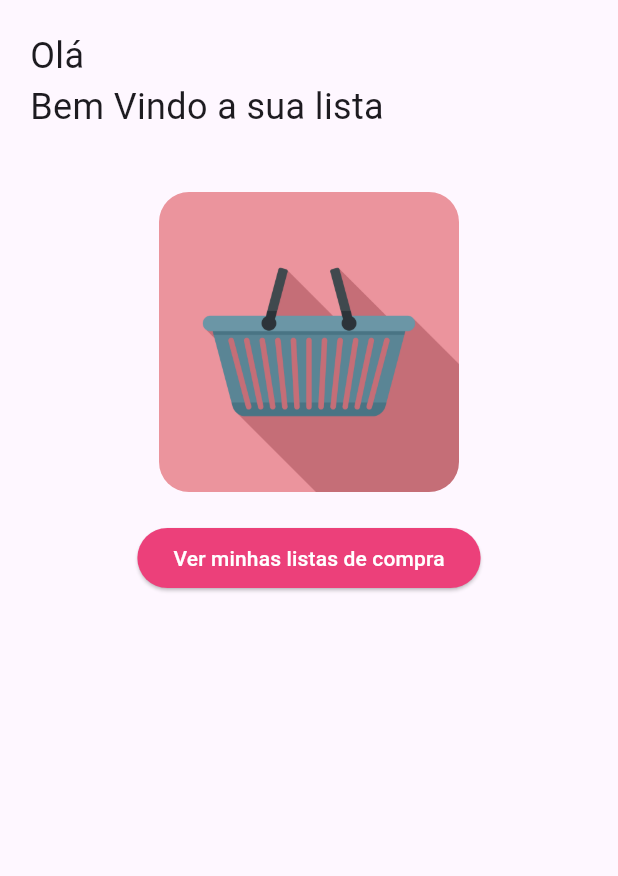
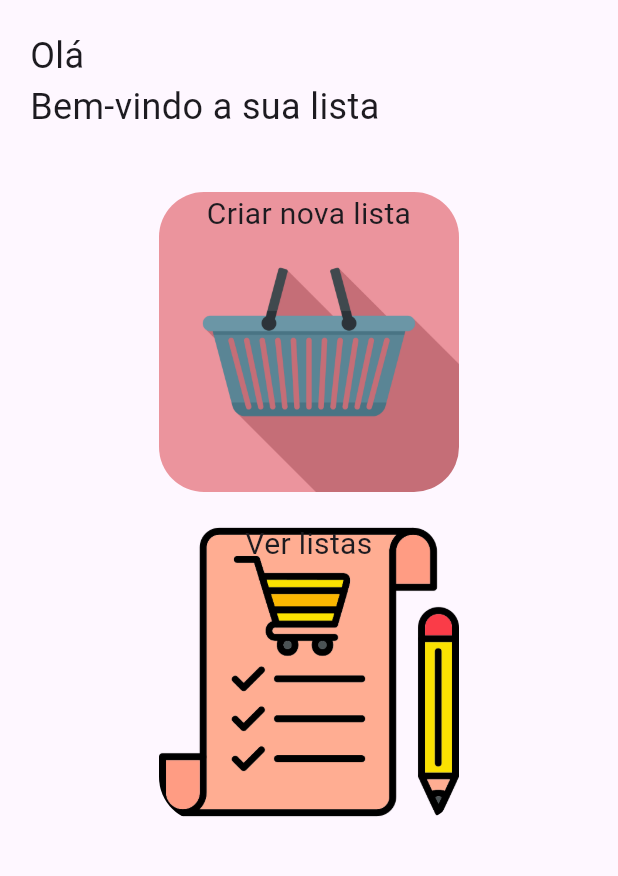
Before and after one commit to raquelpantojo/nacesta_app, a Flutter app: the TelaInicioView screen opened by its route, on a phone screen of 412 x 824 dp, the part 90-966 px from its top. Run offline on Flutter 3.47's test engine with Material 3 defaults, Android fonts, the phone set to English and light mode, and no system bars; our stand-ins replace device_preview.

Commit message:
imagem de lista de compras

```diff
--- a/lib/tela_inicio.dart
+++ b/lib/tela_inicio.dart
@@ -1,6 +1,8 @@
 // ignore_for_file: prefer_const_constructors
 
+import 'package:flutter/cupertino.dart';
 import 'package:flutter/material.dart';
+import 'package:flutter/widgets.dart';
 
 class TelaInicioView extends StatefulWidget {
   const TelaInicioView({Key? key});
@@ -45,16 +47,18 @@ class _TelaInicioViewState extends State<TelaInicioView> {
           children: [
             // Adiciona o nome:
             Text(
-              'Olá ${nome ?? ''} \nBem Vindo a sua lista',
+              'Olá ${nome ?? ''} \nBem-vindo a sua lista',
               style: TextStyle(fontSize: 24),
             ),
             SizedBox(height: 40),
             Center( // Centralizando os botões na tela
               child: Column(
                 children: [
+                  //para adicionar uma imagem, foi utilizado o InkWeel como um botão
                   InkWell(
                     onTap: () {
                       Navigator.pushNamed(context, 'tcriarNovaLista');
+
                     },
                     child: Container(
                       width: 200,
@@ -62,24 +66,39 @@ class _TelaInicioViewState extends State<TelaInicioView> {
                       decoration: BoxDecoration(
                         image: DecorationImage(
                           image: AssetImage('lib/imagens/cestaVazia.jpg'), // Caminho da imagem
-                          //fit: BoxFit.cover,
+                          fit: BoxFit.cover,
                         ),
-                        borderRadius: BorderRadius.circular(20.0),
+                        borderRadius: BorderRadius.circular(30.0),
                       ),
+                      child: const Text("Criar nova lista",style: TextStyle(fontSize: 20),
+                      selectionColor: Color.fromARGB(255, 255, 253, 253),
+                      textAlign: TextAlign.center),
 
                     ),
                   ),
-                  SizedBox(height: 20), // Espaçamento entre os botões
-                  ElevatedButton(
-                    style: ElevatedButton.styleFrom(
-                      backgroundColor: const Color.fromRGBO(236, 64, 122, 1),
-                      foregroundColor: Color.fromARGB(255, 255, 255, 255),
-                    ),
-                    onPressed: () {
+                  SizedBox(height: 20),
+
+                  InkWell(
+                    onTap: () {
                       Navigator.pushNamed(context, 'tdadosLista');
+
                     },
-                    child: Text('Ver minhas listas de compra'),
+                    child: Container(
+                      width: 200,
+                      height: 200,
+                      decoration: BoxDecoration(
+                        image: DecorationImage(
+                          image: AssetImage('lib/imagens/listaCompras.png'), // Caminho da imagem
+                          fit: BoxFit.cover,
+                        ),
+                        borderRadius: BorderRadius.circular(30.0),
+                      ),
+                      child: const Text("Ver listas ",style: TextStyle(fontSize: 20),
+                      selectionColor: Color.fromARGB(255, 255, 253, 253),
+                      textAlign: TextAlign.center),
+                      ),
                   ),
+
                 ],
               ),
             ),
```
Also changed, not shown: lib/imagens/listaCompras.png (added).
